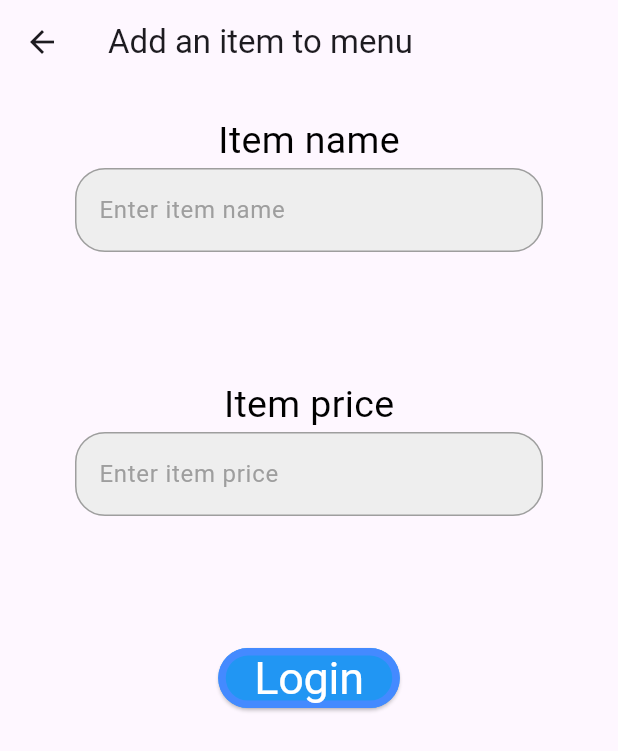
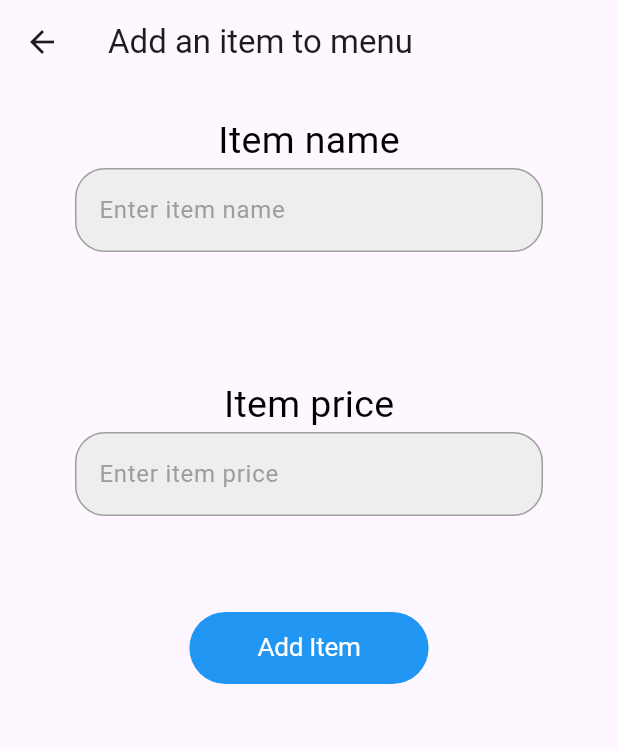
Before and after one commit to khalid123231/Side_Dish, a Flutter app: the AddMenuItem screen opened directly, on a phone screen of 412 x 824 dp. Shown: the top 751 px of the screen. Run offline on Flutter 3.47's test engine with Material 2 defaults, Android fonts, the phone set to English and light mode, and no system bars; our stand-ins replace cloud_firestore, firebase_core, firebase_storage, google_fonts, image_picker, sqflite; accounts and stored records are empty; Roboto replaces fonts that are missing (Everett).

Commit message:
edit menu

```diff
--- a/lib/AddMenuItem.dart
+++ b/lib/AddMenuItem.dart
@@ -1,38 +1,36 @@
-
 import 'package:cloud_firestore/cloud_firestore.dart';
 import 'package:flutter/cupertino.dart';
 import 'package:flutter/material.dart';
 import 'package:food_delivery_app_v3/MyTextField.dart';
+import 'package:food_delivery_app_v3/khalids%20material/global%20variabls/v.dart';
 import 'package:food_delivery_app_v3/utils.dart';
 
-class AddMenuItem extends StatefulWidget{
+class AddMenuItem extends StatefulWidget {
   @override
   State<AddMenuItem> createState() => _AddMenuItemState();
 }
 
 class _AddMenuItemState extends State<AddMenuItem> {
+  final GlobalKey<FormState> formState = GlobalKey<FormState>();
+  final TextEditingController itemNameController = TextEditingController();
+  final TextEditingController itemPriceController = TextEditingController();
 
-  GlobalKey<FormState> formState = GlobalKey<FormState>();
+  CollectionReference menuItems =
+      FirebaseFirestore.instance.collection('menu items');
 
-  TextEditingController itemName = TextEditingController();
-  TextEditingController itemPrice = TextEditingController();
-  String restaurantRef = "restaurant/yEO02vQvGzKcnDulIinV";
-
-  CollectionReference menuItems = FirebaseFirestore.instance.collection('menu items');
-
-  Future<void> addMenuItem(){
-    return menuItems.add({
-      "item name" : itemName.text,
-      "price" : itemPrice.text,
-      "restaurant ref" : restaurantRef})
+  Future<void> addMenuItem() {
+    return menuItems
+        .add({
+          "item name": itemNameController.text,
+          "price": itemPriceController.text,
+          "Restaurant address": restaurantAddress
+        })
         .then((value) => print("Item added"))
         .catchError((error) => print("Failed to add item: $error"));
   }
 
-
   @override
   Widget build(BuildContext context) {
-
     double baseWidth = 390;
     double fem = MediaQuery.of(context).size.width / baseWidth;
     double ffem = fem * 0.97;
@@ -43,17 +41,18 @@ class _AddMenuItemState extends State<AddMenuItem> {
       ),
       body: Form(
         key: formState,
-         child: Column(children: [
+        child: Column(
+          children: [
             Container(
-             padding: EdgeInsets.symmetric(vertical: 20,horizontal: 25),
-             child: Column(children: [
-               Text("Item name",style: TextStyle(
-                 color: Colors.black,
-                 fontSize: 25
-               ),
+              padding: EdgeInsets.symmetric(vertical: 20, horizontal: 25),
+              child: Column(
+                children: [
+                  Text(
+                    "Item name",
+                    style: TextStyle(color: Colors.black, fontSize: 25),
                   ),
                   MyTextField(
-                 controller: itemName,
+                    controller: itemNameController,
                     hintText: 'Enter item name',
                     obsecureText: false,
                   ),
@@ -61,15 +60,15 @@ class _AddMenuItemState extends State<AddMenuItem> {
               ),
             ),
             Container(
-             padding: EdgeInsets.symmetric(vertical: 20,horizontal: 25),
-             child: Column(children: [
-               Text("Item price",style: TextStyle(
-                   color: Colors.black,
-                   fontSize: 25
-               ),
+              padding: EdgeInsets.symmetric(vertical: 20, horizontal: 25),
+              child: Column(
+                children: [
+                  Text(
+                    "Item price",
+                    style: TextStyle(color: Colors.black, fontSize: 25),
                   ),
                   MyTextField(
-                 controller: itemPrice,
+                    controller: itemPriceController,
                     hintText: 'Enter item price',
                     obsecureText: false,
                   ),
@@ -78,32 +77,49 @@ class _AddMenuItemState extends State<AddMenuItem> {
             ),
             Center(
               child: Container(
-               padding: EdgeInsets.all(20),
-               child: ElevatedButton(
-                 style: ElevatedButton.styleFrom(
-                   primary: Colors.blue,
-                   side: BorderSide(color: Colors.blueAccent, width: 5
+                // frame1029ey (1:1672)
+                //margin: EdgeInsets.fromLTRB(25 * fem, 0 * fem, 10 * fem, 0 * fem),
+                width: 151 * fem,
+
+                decoration: BoxDecoration(
+                  //color: Color(0xffed9b11),
+                  color: Colors.blue,
+                  borderRadius: BorderRadius.circular(90 * fem),
                 ),
-                   textStyle: const TextStyle(
-                     color: Colors.white,fontSize: 50
-                   ),
-                 ),
-                 onPressed: () async {
+                child: Center(
+                  child: TextButton(
+                    onPressed: () async {/*
+                      if (formState.currentState!.validate()) {
+                        addMenuItem();
+                      }*/
                       if(formState.currentState!.validate()){
+                        CollectionReference menuItemsCollection =
+                        FirebaseFirestore.instance.collection('menu items');
+
+                        QuerySnapshot menuItemsSnapShot = await menuItemsCollection
+                            .where('Restaurant address', isEqualTo: restaurantAddress)
+                            .where('item name', isEqualTo: itemNameController.text)
+                            .get();
+
+                        if(menuItemsSnapShot.docs.isEmpty){
                           addMenuItem();
-                   };
+                        }
+                        else{
+                          ScaffoldMessenger.of(context).showSnackBar(SnackBar(content: Text('please choose a different name'),));
+                        }
+                      }
                     },
                     child: Text(
-                   'Login',
+                      'Add Item',
                       textAlign: TextAlign.center,
-                   style: SafeGoogleFont (
+                      style: SafeGoogleFont(
                         'Everett',
-                     //fontSize: 17*ffem,
-                     fontSize: 30,
+                        fontSize: 17 * ffem,
                         fontWeight: FontWeight.w400,
-                    // height: 1.3529411765*ffem/fem,
-                     letterSpacing: -0.17*fem,
+                        height: 1.3529411765 * ffem / fem,
+                        letterSpacing: -0.17 * fem,
                         color: Color(0xffffffff),
+                      ),
                     ),
                   ),
                 ),
--- a/lib/khalids material/global variabls/v.dart
+++ b/lib/khalids material/global variabls/v.dart
@@ -1,2 +1,4 @@
 String sw = 'sd';
 String logedinUsername = '';
+String restaurantAddress = '';
+String menuItemName = '';
```
Also changed, not shown: lib/EditMenuItem.dart (added, +197 -0 lines), lib/LoginPage.dart (+4 -3 lines), lib/RestaurantOwnerHomePage.dart (+62 -27 lines), lib/RestaurantPage.dart (+89 -36 lines). Lines whose indentation alone changed are shown as unchanged.
